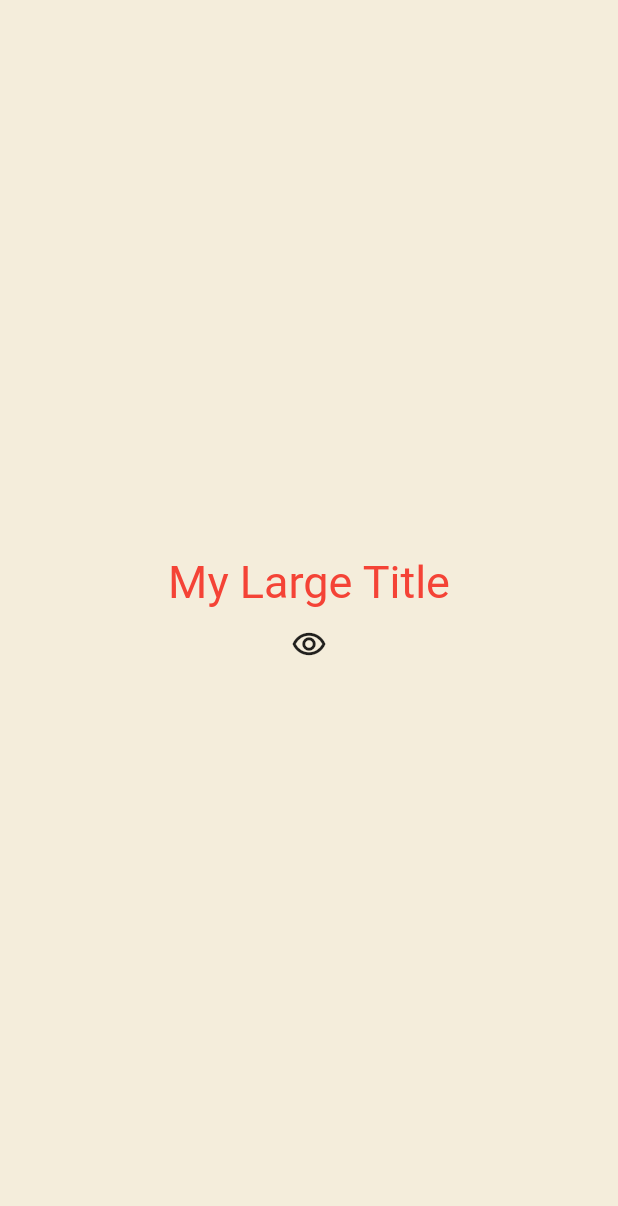
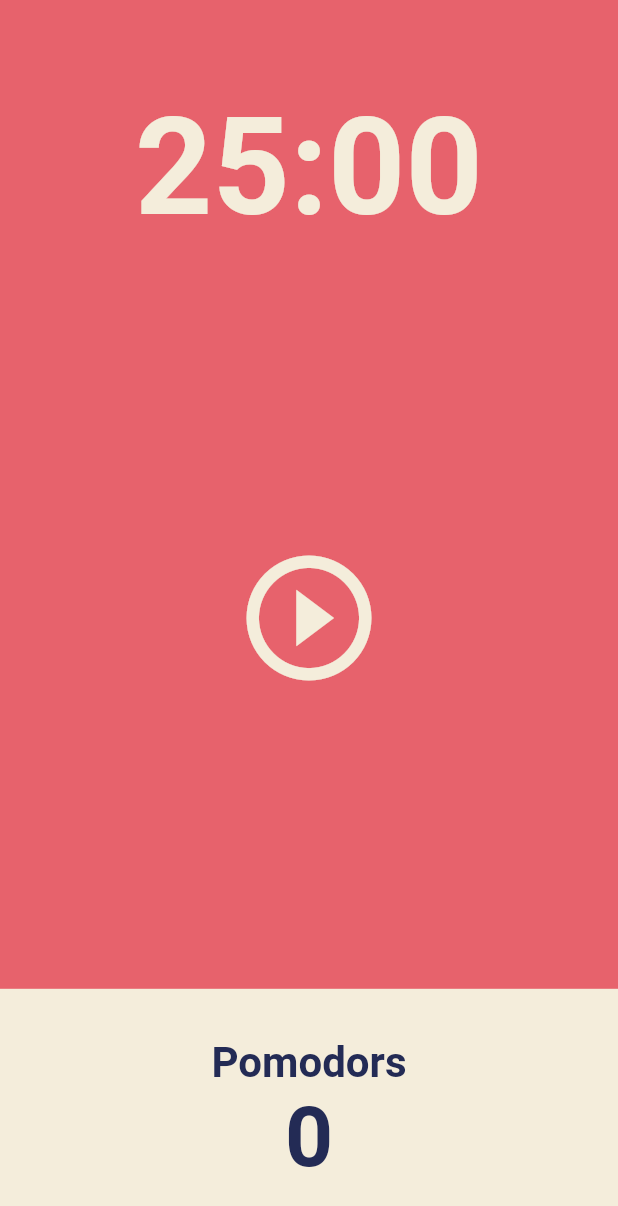
Before and after one commit to helious23/toonflix, a Flutter app: the screen it shows after launch, on a phone screen of 412 x 824 dp. Shown: the top 1206 px of the screen. Run offline on Flutter 3.47's test engine with Material 2 defaults, Android fonts, the phone set to English and light mode, and no system bars.

Commit message:
Pomodor User Interface

```diff
--- a/lib/main.dart
+++ b/lib/main.dart
@@ -1,87 +1,23 @@
 import 'package:flutter/material.dart';
+import 'package:toonflix/screens/home_screen.dart';
 
 void main() {
   runApp(App());
 }
 
-class App extends StatefulWidget {
-  @override
-  State<App> createState() => _AppState();
-}
-
-class _AppState extends State<App> {
-  bool showTitle = true;
-
-  void toggleTitle() {
-    setState(() {
-      showTitle = !showTitle;
-    });
-  }
-
+class App extends StatelessWidget {
   @override
   Widget build(BuildContext context) {
     return MaterialApp(
-      theme: ThemeData(
-        textTheme: const TextTheme(
-          titleLarge: TextStyle(
-            color: Colors.red,
+        theme: ThemeData(
+          backgroundColor: const Color(0xFFE7626C),
+          textTheme: const TextTheme(
+            headline1: TextStyle(
+              color: Color(0xFF232B55),
+            ),
           ),
+          cardColor: const Color(0xFFF4EDDB),
         ),
-      ),
-      home: Scaffold(
-        backgroundColor: const Color(0xFFF4EDDB),
-        body: Center(
-          child: Column(
-            mainAxisAlignment: MainAxisAlignment.center,
-            children: [
-              showTitle
-                  ? const MyLargeTitle()
-                  : const Text(
-                      "nothing",
-                    ),
-              IconButton(
-                onPressed: toggleTitle,
-                icon: const Icon(Icons.remove_red_eye_outlined),
-              )
-            ],
-          ),
-        ),
-      ),
-    );
+        home: const HomeScreen());
   }
 }
-
-class MyLargeTitle extends StatefulWidget {
-  const MyLargeTitle({
-    Key? key,
-  }) : super(key: key);
-
-  @override
-  State<MyLargeTitle> createState() => _MyLargeTitleState();
-}
-
-class _MyLargeTitleState extends State<MyLargeTitle> {
-  @override
-  void initState() {
-    super.initState();
-    print('initState');
-  }
-
-  @override
-  void dispose() {
-    super.dispose();
-    print('dispose');
-  }
-
-  @override
-  Widget build(BuildContext context) {
-    print('build');
-    return Text(
-      'My Large Title',
-      style: TextStyle(
-        fontSize: 30,
-        color: Theme.of(context).textTheme.titleLarge?.color,
-      ),
-    );
-  }
-}
--- /dev/null
+++ b/lib/screens/home_screen.dart
@@ -0,0 +1,80 @@
+import 'package:flutter/material.dart';
+
+class HomeScreen extends StatefulWidget {
+  const HomeScreen({super.key});
+
+  @override
+  State<HomeScreen> createState() => _HomeScreenState();
+}
+
+class _HomeScreenState extends State<HomeScreen> {
+  @override
+  Widget build(BuildContext context) {
+    return Scaffold(
+      backgroundColor: Theme.of(context).backgroundColor,
+      body: Column(
+        children: [
+          Flexible(
+            flex: 1,
+            child: Container(
+              alignment: Alignment.bottomCenter,
+              child: Text(
+                '25:00',
+                style: TextStyle(
+                    color: Theme.of(context).cardColor,
+                    fontSize: 90,
+                    fontWeight: FontWeight.w600),
+              ),
+            ),
+          ),
+          Flexible(
+            flex: 3,
+            child: Center(
+              child: IconButton(
+                iconSize: 100,
+                color: Theme.of(context).cardColor,
+                onPressed: () {},
+                icon: const Icon(Icons.play_circle_outline),
+              ),
+            ),
+          ),
+          Flexible(
+            flex: 1,
+            child: Row(
+              children: [
+                Expanded(
+                  child: Container(
+                    decoration: BoxDecoration(
+                      color: Theme.of(context).cardColor,
+                    ),
+                    child: Column(
+                      mainAxisAlignment: MainAxisAlignment.center,
+                      children: [
+                        Text(
+                          'Pomodors',
+                          style: TextStyle(
+                            fontSize: 28,
+                            fontWeight: FontWeight.w600,
+                            color: Theme.of(context).textTheme.headline1?.color,
+                          ),
+                        ),
+                        Text(
+                          '0',
+                          style: TextStyle(
+                            fontSize: 56,
+                            fontWeight: FontWeight.w600,
+                            color: Theme.of(context).textTheme.headline1?.color,
+                          ),
+                        ),
+                      ],
+                    ),
+                  ),
+                ),
+              ],
+            ),
+          ),
+        ],
+      ),
+    );
+  }
+}
```
